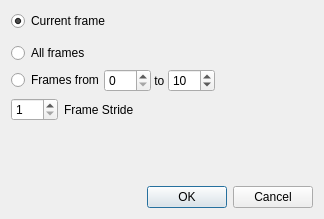
Old version of the form VelodyneHDL/vvSelectFramesDialog.ui in the repository Kitware/VeloView.
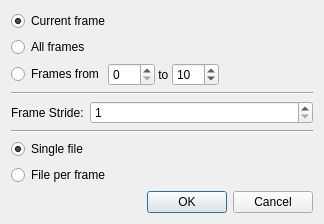
New version of the form.

The edit to the form file:
```diff
--- a/VelodyneHDL/vvSelectFramesDialog.ui
+++ b/VelodyneHDL/vvSelectFramesDialog.ui
@@ -7,16 +7,14 @@
     <x>0</x>
     <y>0</y>
     <width>324</width>
-    <height>219</height>
+    <height>203</height>
    </rect>
   </property>
   <property name="windowTitle">
    <string>Select Frames</string>
   </property>
-  <layout class="QVBoxLayout" name="verticalLayout">
-   <item>
-    <layout class="QHBoxLayout" name="horizontalLayout_4">
-     <item>
+  <layout class="QFormLayout" name="formLayout_2">
+   <item row="0" column="0" colspan="2">
       <widget class="QRadioButton" name="CurrentFrameButton">
        <property name="text">
         <string>Current frame</string>
@@ -26,23 +24,14 @@
        </property>
       </widget>
      </item>
-    </layout>
-   </item>
-   <item>
-    <layout class="QHBoxLayout" name="horizontalLayout_3">
-     <property name="topMargin">
-      <number>6</number>
-     </property>
-     <item>
+   <item row="1" column="0" colspan="2">
       <widget class="QRadioButton" name="AllFramesButton">
        <property name="text">
         <string>All frames</string>
        </property>
       </widget>
      </item>
-    </layout>
-   </item>
-   <item>
+   <item row="2" column="0" colspan="2">
     <layout class="QHBoxLayout" name="horizontalLayout">
      <property name="spacing">
       <number>0</number>
@@ -53,7 +42,7 @@
      <item>
       <widget class="QRadioButton" name="FrameRangeButton">
        <property name="text">
-        <string>Frames from</string>
+        <string>Frames from </string>
        </property>
       </widget>
      </item>
@@ -105,9 +94,27 @@
      </item>
     </layout>
    </item>
-   <item>
-    <layout class="QHBoxLayout" name="FrameStrideLayout">
-     <item>
+   <item row="3" column="0" colspan="2">
+    <widget class="QWidget" name="FrameStrideContainer" native="true">
+     <layout class="QFormLayout" name="formLayout">
+      <property name="margin">
+       <number>0</number>
+      </property>
+      <item row="0" column="0" colspan="2">
+       <widget class="Line" name="FrameStrideDivider">
+        <property name="orientation">
+         <enum>Qt::Horizontal</enum>
+        </property>
+       </widget>
+      </item>
+      <item row="1" column="0">
+       <widget class="QLabel" name="FrameStrideLabel">
+        <property name="text">
+         <string>Frame Stride:</string>
+        </property>
+       </widget>
+      </item>
+      <item row="1" column="1">
       <widget class="QSpinBox" name="FrameStride">
        <property name="minimum">
         <number>1</number>
@@ -117,42 +124,43 @@
        </property>
       </widget>
      </item>
-     <item>
-      <widget class="QLabel" name="FrameStrideLabel">
-       <property name="text">
-        <string>Frame Stride</string>
-       </property>
-      </widget>
-     </item>
+     </layout>
+    </widget>
+   </item>
+   <item row="4" column="0" colspan="2">
+    <widget class="QWidget" name="FramePackContainer" native="true">
+     <layout class="QVBoxLayout" name="verticalLayout">
+      <property name="margin">
+       <number>0</number>
+      </property>
      <item>
-      <spacer name="horizontalSpacer_2">
+       <widget class="Line" name="FramePackDivider">
        <property name="orientation">
         <enum>Qt::Horizontal</enum>
        </property>
-       <property name="sizeHint" stdset="0">
-        <size>
-         <width>40</width>
-         <height>20</height>
-        </size>
-       </property>
-      </spacer>
-     </item>
-    </layout>
+       </widget>
+      </item>
+      <item>
+       <widget class="QRadioButton" name="SingleFileButton">
+        <property name="text">
+         <string>Single file</string>
+        </property>
+        <property name="checked">
+         <bool>true</bool>
+        </property>
+       </widget>
+      </item>
+      <item>
+       <widget class="QRadioButton" name="FilePerFrameButton">
+        <property name="text">
+         <string>File per frame</string>
+        </property>
+       </widget>
+      </item>
+     </layout>
+    </widget>
    </item>
-   <item>
-    <spacer name="verticalSpacer">
-     <property name="orientation">
-      <enum>Qt::Vertical</enum>
-     </property>
-     <property name="sizeHint" stdset="0">
-      <size>
-       <width>20</width>
-       <height>128</height>
-      </size>
-     </property>
-    </spacer>
-   </item>
-   <item>
+   <item row="5" column="0" colspan="2">
     <widget class="QDialogButtonBox" name="buttonBox">
      <property name="orientation">
       <enum>Qt::Horizontal</enum>
```
Lines whose indentation alone changed are shown as unchanged.
